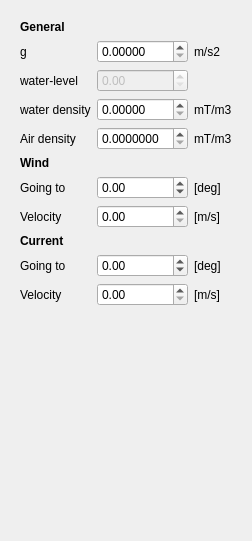
Above: guis/widget_environment.ui from RubendeBruin/DAVE before the change. Below: the same form after it.
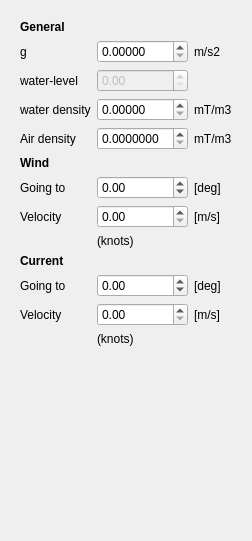
That is the form after the change.

Commit message: Added wind and current actors

```diff
--- a/guis/widget_environment.ui
+++ b/guis/widget_environment.ui
@@ -250,6 +250,20 @@
         </property>
        </widget>
       </item>
+      <item row="15" column="1">
+       <widget class="QLabel" name="current_knots">
+        <property name="text">
+         <string>(knots)</string>
+        </property>
+       </widget>
+      </item>
+      <item row="11" column="1">
+       <widget class="QLabel" name="wind_knots">
+        <property name="text">
+         <string>(knots)</string>
+        </property>
+       </widget>
+      </item>
      </layout>
     </widget>
    </item>
@@ -261,7 +275,7 @@
      <property name="sizeHint" stdset="0">
       <size>
        <width>20</width>
-       <height>288</height>
+       <height>260</height>
       </size>
      </property>
     </spacer>
```
The commit also changes 6 other files.
